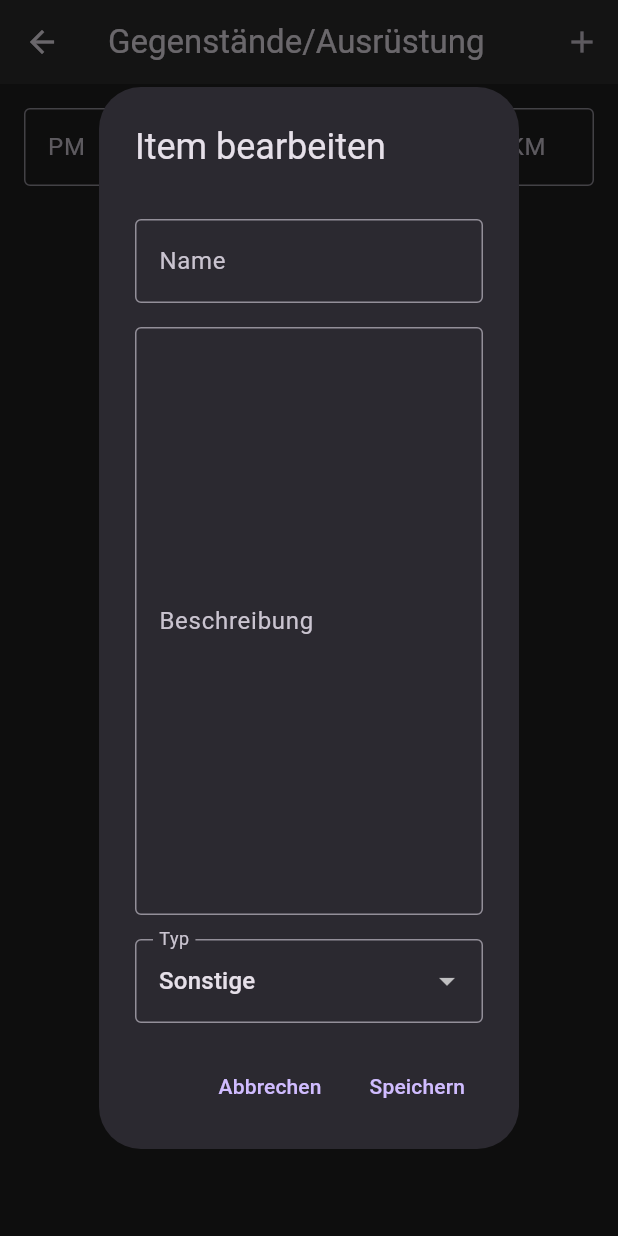
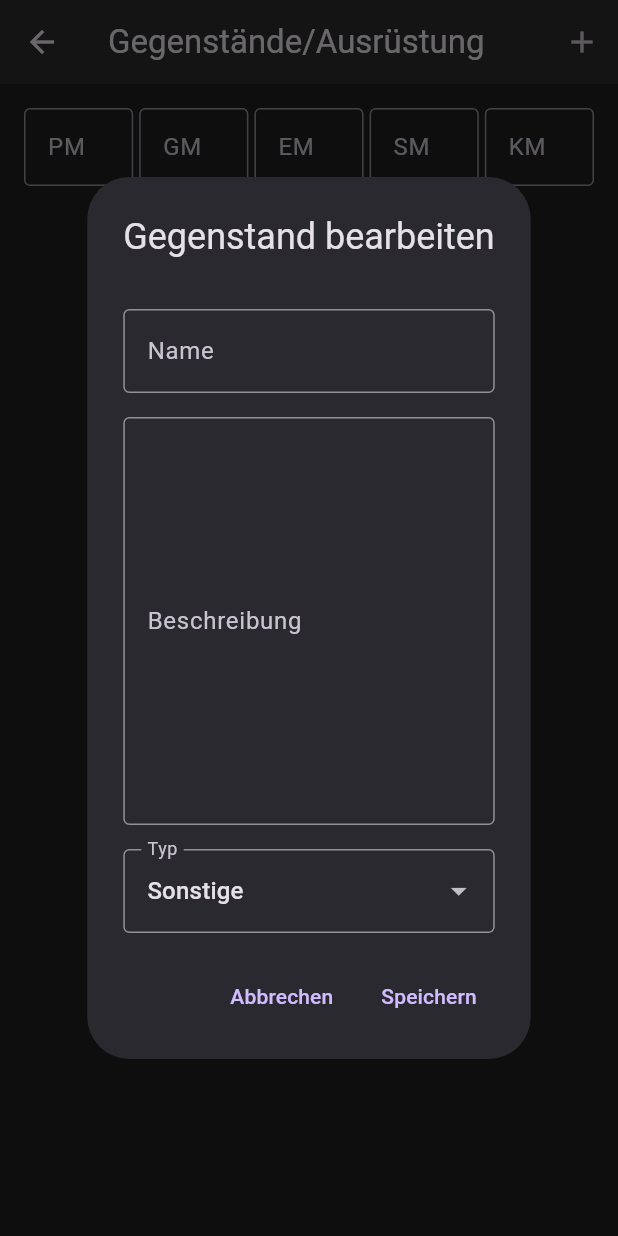
Before and after one commit to BonobosInc/dnd, a Flutter app: the BagPage screen opened directly with empty values, after a tap on the "add" icon, on a phone screen of 412 x 824 dp. Run offline on Flutter 3.47's test engine with Material 3 defaults, Android fonts, the light colour scheme and no system bars; our stand-ins replace file_picker, sqflite, sqflite_common_ffi; accounts and stored records are empty; statements that could not run were skipped.

Commit message:
small changes

```diff
--- a/lib/views/bag_view.dart
+++ b/lib/views/bag_view.dart
@@ -100,7 +100,7 @@
           IconButton(
             icon: const Icon(Icons.add),
             onPressed: _showAddItemDialog,
-            tooltip: 'Add Item',
+            tooltip: 'Gegenstand hinzufügen',
           ),
         ],
       ),
@@ -207,7 +207,7 @@
       context: context,
       builder: (context) {
         return AlertDialog(
-          title: const Text('Item bearbeiten'),
+          title: const Text('Gegenstand bearbeiten'),
           content: SingleChildScrollView(
             child: Column(
               children: [
@@ -217,9 +217,9 @@
                 DropdownButtonFormField<String>(
                   value: selectedType,
                   items: const [
-                    DropdownMenuItem(value: 'Item', child: Text('Item')),
+                    DropdownMenuItem(value: 'Gegenstände', child: Text('Gegenstände')),
                     DropdownMenuItem(
-                        value: 'Equipment', child: Text('Equipment')),
+                        value: 'Ausrüstung', child: Text('Ausrüstung')),
                     DropdownMenuItem(
                         value: 'Sonstige', child: Text('Sonstige')),
                   ],
@@ -332,7 +332,7 @@
   Widget _buildDescriptionTextField(TextEditingController controller) {
     return TextField(
       controller: controller,
-      maxLines: 15,
+      maxLines: 10,
       decoration: const InputDecoration(
         labelText: 'Beschreibung',
         border: OutlineInputBorder(),
@@ -344,19 +344,19 @@
     items.sort((a, b) => a.uuid!.compareTo(b.uuid!));
 
     Map<String, List<Item>> groupedItems = {
-      'Item': [],
-      'Equipment': [],
+      'Gegenstände': [],
+      'Ausrüstung': [],
       'Sonstige': [],
     };
 
     for (var item in items) {
       String groupKey;
       switch (item.type) {
-        case 'Item':
-          groupKey = 'Item';
+        case 'Gegenstände':
+          groupKey = 'Gegenstände';
           break;
-        case 'Equipment':
-          groupKey = 'Equipment';
+        case 'Ausrüstung':
+          groupKey = 'Ausrüstung';
           break;
         default:
           groupKey = 'Sonstige';
--- a/lib/views/spell_view.dart
+++ b/lib/views/spell_view.dart
@@ -435,7 +435,7 @@
                   Row(
                     mainAxisAlignment: MainAxisAlignment.spaceBetween,
                     children: [
-                      const Text('Zauberplätze gesamt:'),
+                      const Text('Gesamt:'),
                       Row(
                         children: [
                           IconButton(
@@ -462,7 +462,7 @@
                   Row(
                     mainAxisAlignment: MainAxisAlignment.spaceBetween,
                     children: [
-                      const Text('Verfügbare Zauberplätze:'),
+                      const Text('Aktuell:'),
                       Row(
                         children: [
                           IconButton(
```
